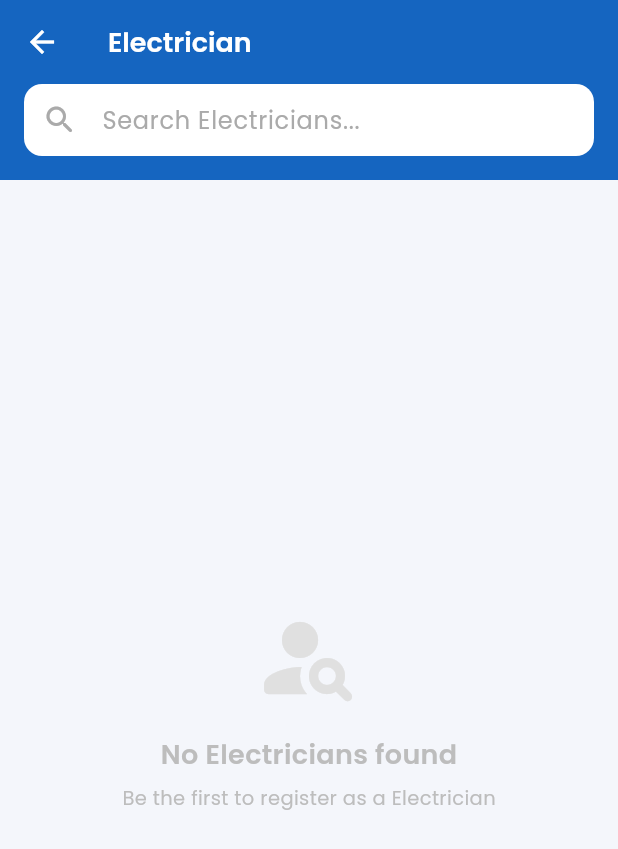
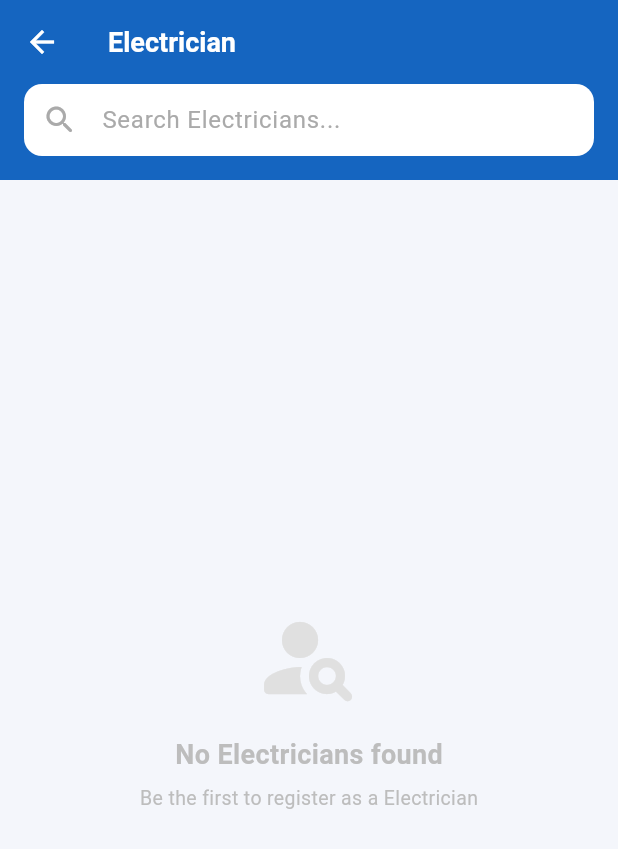
Before and after one commit to thalkarmohit/local_service., a Flutter app: the screen it shows once a user with an empty profile is signed in, after a tap on "Electrician", on a phone screen of 412 x 824 dp. Shown: the top 849 px of the screen. Run offline on Flutter 3.47's test engine with Material 3 defaults, Android fonts, the phone set to English and light mode, and no system bars; our stand-ins replace firebase_auth, firebase_core, google_fonts, google_sign_in, hive, hive_flutter; accounts and stored records are empty.

Commit message:
splashscreen update

```diff
--- a/lib/main.dart
+++ b/lib/main.dart
@@ -1,14 +1,10 @@
 import 'package:flutter/material.dart';
 import 'package:flutter/services.dart';
-import 'package:google_fonts/google_fonts.dart';
-import 'package:hive_flutter/hive_flutter.dart';
-import 'package:firebase_core/firebase_core.dart';
-import 'firebase_options.dart';
 import 'provider_model.dart';
 import 'booking_model.dart';
-import 'auth_gate.dart';
+import 'splashscreen.dart';
 
-void main() async {
+void main() {
   WidgetsFlutterBinding.ensureInitialized();
 
   SystemChrome.setSystemUIOverlayStyle(
@@ -18,18 +14,7 @@ void main() async {
     ),
   );
 
-  // Initialize Firebase
-  await Firebase.initializeApp(
-    options: DefaultFirebaseOptions.currentPlatform,
-  );
-
-  // Initialize Hive
-  await Hive.initFlutter();
-  Hive.registerAdapter(ProviderModelAdapter());
-  Hive.registerAdapter(BookingModelAdapter());
-  await Hive.openBox<ProviderModel>('providers');
-  await Hive.openBox<BookingModel>('bookings');
-
+  // Run app immediately — all heavy init happens inside SplashScreen
   runApp(const MyApp());
 }
 
@@ -42,7 +27,7 @@ class MyApp extends StatelessWidget {
       title: 'Local Service',
       debugShowCheckedModeBanner: false,
       theme: _buildTheme(),
-      home: const AuthGate(), // ← replaces SplashScreen
+      home: const SplashScreen(),
     );
   }
 
@@ -60,18 +45,18 @@ class MyApp extends StatelessWidget {
         surface: Colors.white,
       ),
       scaffoldBackgroundColor: bgColor,
-      textTheme: GoogleFonts.poppinsTextTheme(),
-      appBarTheme: AppBarTheme(
+      appBarTheme: const AppBarTheme(
         backgroundColor: primaryColor,
         foregroundColor: Colors.white,
         elevation: 0,
         centerTitle: false,
-        titleTextStyle: GoogleFonts.poppins(
+        titleTextStyle: TextStyle(
           color: Colors.white,
           fontSize: 18,
           fontWeight: FontWeight.w600,
+          fontFamily: 'sans-serif',
         ),
-        systemOverlayStyle: const SystemUiOverlayStyle(
+        systemOverlayStyle: SystemUiOverlayStyle(
           statusBarColor: Colors.transparent,
           statusBarIconBrightness: Brightness.light,
         ),
@@ -85,10 +70,6 @@ class MyApp extends StatelessWidget {
             borderRadius: BorderRadius.circular(14),
           ),
           elevation: 0,
-          textStyle: GoogleFonts.poppins(
-            fontSize: 15,
-            fontWeight: FontWeight.w600,
-          ),
         ),
       ),
       outlinedButtonTheme: OutlinedButtonThemeData(
@@ -98,10 +79,6 @@ class MyApp extends StatelessWidget {
           side: const BorderSide(color: primaryColor, width: 1.5),
           shape: RoundedRectangleBorder(
             borderRadius: BorderRadius.circular(14),
-          ),
-          textStyle: GoogleFonts.poppins(
-            fontSize: 15,
-            fontWeight: FontWeight.w600,
           ),
         ),
       ),
@@ -145,8 +122,8 @@ class MyApp extends StatelessWidget {
       ),
       snackBarTheme: SnackBarThemeData(
         behavior: SnackBarBehavior.floating,
-        shape:
-        RoundedRectangleBorder(borderRadius: BorderRadius.circular(12)),
+        shape: RoundedRectangleBorder(
+            borderRadius: BorderRadius.circular(12)),
         backgroundColor: const Color(0xFF1A1A2E),
       ),
     );
--- a/lib/splashscreen.dart
+++ b/lib/splashscreen.dart
@@ -1,7 +1,10 @@
 import 'package:flutter/material.dart';
-import 'dart:async';
-import 'package:google_fonts/google_fonts.dart';
-import 'main_navigation.dart';
+import 'package:hive_flutter/hive_flutter.dart';
+import 'package:firebase_core/firebase_core.dart';
+import 'firebase_options.dart';
+import 'provider_model.dart';
+import 'booking_model.dart';
+import 'auth_gate.dart';
 
 class SplashScreen extends StatefulWidget {
   const SplashScreen({super.key});
@@ -22,32 +25,64 @@ class _SplashScreenState extends State<SplashScreen>
 
     _controller = AnimationController(
       vsync: this,
-      duration: const Duration(milliseconds: 900),
+      duration: const Duration(milliseconds: 800),
     );
-
     _fadeAnim = Tween<double>(begin: 0, end: 1).animate(
       CurvedAnimation(parent: _controller, curve: Curves.easeIn),
     );
-
-    _scaleAnim = Tween<double>(begin: 0.75, end: 1).animate(
+    _scaleAnim = Tween<double>(begin: 0.8, end: 1).animate(
       CurvedAnimation(parent: _controller, curve: Curves.easeOutBack),
     );
-
     _controller.forward();
 
-    Timer(const Duration(seconds: 3), () {
+    _initApp();
+  }
+
+  Future<void> _initApp() async {
+    final stopwatch = Stopwatch()..start();
+
+    // Run Firebase + Hive init in parallel
+    await Future.wait([
+      Firebase.initializeApp(
+        options: DefaultFirebaseOptions.currentPlatform,
+      ),
+      _initHive(),
+    ]);
+
+    // Make sure splash shows for at least 3 seconds
+    final elapsed = stopwatch.elapsedMilliseconds;
+    if (elapsed < 3000) {
+      await Future.delayed(
+          Duration(milliseconds: 3000 - elapsed));
+    }
+
     if (mounted) {
       Navigator.pushReplacement(
         context,
         PageRouteBuilder(
           transitionDuration: const Duration(milliseconds: 500),
-            pageBuilder: (_, __, ___) => const MainNavigation(),
+          pageBuilder: (_, __, ___) => const AuthGate(),
           transitionsBuilder: (_, anim, __, child) =>
               FadeTransition(opacity: anim, child: child),
         ),
       );
     }
-    });
+  }
+
+  Future<void> _initHive() async {
+    await Hive.initFlutter();
+    if (!Hive.isAdapterRegistered(0)) {
+      Hive.registerAdapter(ProviderModelAdapter());
+    }
+    if (!Hive.isAdapterRegistered(1)) {
+      Hive.registerAdapter(BookingModelAdapter());
+    }
+    if (!Hive.isBoxOpen('providers')) {
+      await Hive.openBox<ProviderModel>('providers');
+    }
+    if (!Hive.isBoxOpen('bookings')) {
+      await Hive.openBox<BookingModel>('bookings');
+    }
   }
 
   @override
@@ -74,13 +109,6 @@ class _SplashScreenState extends State<SplashScreen>
                   decoration: BoxDecoration(
                     color: Colors.white,
                     borderRadius: BorderRadius.circular(28),
-                    boxShadow: [
-                      BoxShadow(
-                        color: Colors.black.withOpacity(0.15),
-                        blurRadius: 24,
-                        offset: const Offset(0, 8),
-                      ),
-                    ],
                   ),
                   child: const Icon(
                     Icons.home_repair_service_rounded,
@@ -89,9 +117,9 @@ class _SplashScreenState extends State<SplashScreen>
                   ),
                 ),
                 const SizedBox(height: 28),
-                Text(
+                const Text(
                   'Local Service',
-                  style: GoogleFonts.poppins(
+                  style: TextStyle(
                     fontSize: 30,
                     fontWeight: FontWeight.w700,
                     color: Colors.white,
@@ -99,23 +127,21 @@ class _SplashScreenState extends State<SplashScreen>
                   ),
                 ),
                 const SizedBox(height: 8),
-                Text(
+                const Text(
                   'Professional help at your doorstep',
-                  style: GoogleFonts.poppins(
+                  style: TextStyle(
                     fontSize: 14,
-                    color: Colors.white.withOpacity(0.75),
-                    fontWeight: FontWeight.w400,
+                    color: Colors.white70,
                   ),
                 ),
                 const SizedBox(height: 60),
-                SizedBox(
+                const SizedBox(
                   width: 28,
                   height: 28,
                   child: CircularProgressIndicator(
                     strokeWidth: 2.5,
-                    valueColor: AlwaysStoppedAnimation<Color>(
-                      Colors.white.withOpacity(0.7),
-                    ),
+                    valueColor:
+                    AlwaysStoppedAnimation<Color>(Colors.white70),
                   ),
                 ),
               ],
```
Lines whose indentation alone changed are shown as unchanged.
